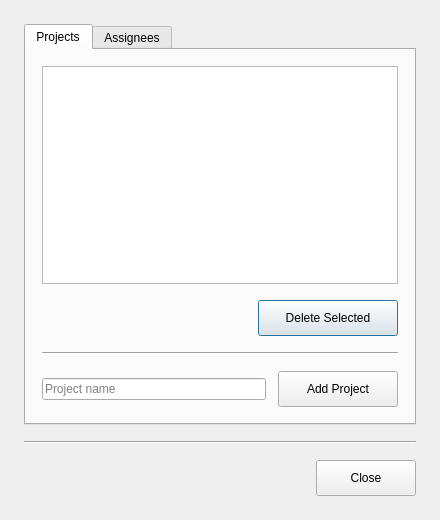
The window that stammdatenverwaltung.ui (Juanmut2003/docucheck) describes before a commit, drawn with Qt 5.
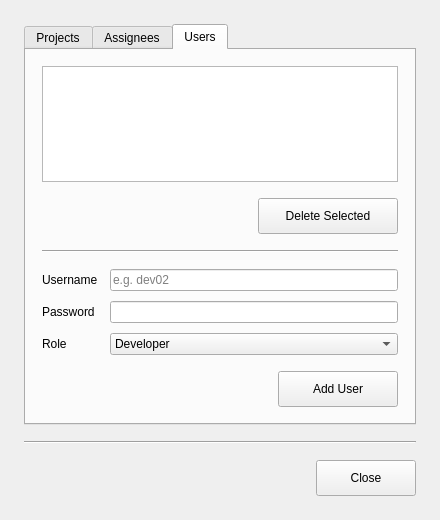
The same window after the commit. The open tabs and pages were chosen to show the change.

Patch:
```diff
--- a/stammdatenverwaltung.ui
+++ b/stammdatenverwaltung.ui
@@ -12,8 +12,8 @@
   </property>
   <property name="minimumSize">
    <size>
-    <width>400</width>
-    <height>480</height>
+    <width>440</width>
+    <height>500</height>
    </size>
   </property>
   <property name="windowTitle">
@@ -242,6 +242,181 @@
        </item>
       </layout>
      </widget>
+     <widget class="QWidget" name="tabUsers">
+      <attribute name="title">
+       <string>Users</string>
+      </attribute>
+      <layout class="QVBoxLayout" name="usersTabLayout">
+       <property name="spacing">
+        <number>16</number>
+       </property>
+       <property name="leftMargin">
+        <number>16</number>
+       </property>
+       <property name="topMargin">
+        <number>16</number>
+       </property>
+       <property name="rightMargin">
+        <number>16</number>
+       </property>
+       <property name="bottomMargin">
+        <number>16</number>
+       </property>
+       <item>
+        <widget class="QListWidget" name="listUsers"/>
+       </item>
+       <item>
+        <layout class="QHBoxLayout" name="deleteUsersRow">
+         <item>
+          <spacer name="deleteUsersSpacer">
+           <property name="orientation">
+            <enum>Qt::Orientation::Horizontal</enum>
+           </property>
+           <property name="sizeHint" stdset="0">
+            <size>
+             <width>40</width>
+             <height>20</height>
+            </size>
+           </property>
+          </spacer>
+         </item>
+         <item>
+          <widget class="QPushButton" name="pushButtonDeleteUsers">
+           <property name="minimumSize">
+            <size>
+             <width>140</width>
+             <height>36</height>
+            </size>
+           </property>
+           <property name="cursor">
+            <cursorShape>PointingHandCursor</cursorShape>
+           </property>
+           <property name="text">
+            <string>Delete Selected</string>
+           </property>
+           <property name="role" stdset="0">
+            <string>destructive</string>
+           </property>
+          </widget>
+         </item>
+        </layout>
+       </item>
+       <item>
+        <widget class="Line" name="dividerUsersMiddle">
+         <property name="orientation">
+          <enum>Qt::Orientation::Horizontal</enum>
+         </property>
+        </widget>
+       </item>
+       <item>
+        <layout class="QFormLayout" name="formAddUser">
+         <property name="fieldGrowthPolicy">
+          <enum>QFormLayout::FieldGrowthPolicy::AllNonFixedFieldsGrow</enum>
+         </property>
+         <property name="horizontalSpacing">
+          <number>12</number>
+         </property>
+         <property name="verticalSpacing">
+          <number>10</number>
+         </property>
+         <item row="0" column="0">
+          <widget class="QLabel" name="labelUserName">
+           <property name="text">
+            <string>Username</string>
+           </property>
+           <property name="role" stdset="0">
+            <string>field</string>
+           </property>
+          </widget>
+         </item>
+         <item row="0" column="1">
+          <widget class="QLineEdit" name="lineEditUserName">
+           <property name="placeholderText">
+            <string>e.g. dev02</string>
+           </property>
+          </widget>
+         </item>
+         <item row="1" column="0">
+          <widget class="QLabel" name="labelUserPassword">
+           <property name="text">
+            <string>Password</string>
+           </property>
+           <property name="role" stdset="0">
+            <string>field</string>
+           </property>
+          </widget>
+         </item>
+         <item row="1" column="1">
+          <widget class="QLineEdit" name="lineEditUserPassword">
+           <property name="echoMode">
+            <enum>QLineEdit::EchoMode::Password</enum>
+           </property>
+          </widget>
+         </item>
+         <item row="2" column="0">
+          <widget class="QLabel" name="labelUserRole">
+           <property name="text">
+            <string>Role</string>
+           </property>
+           <property name="role" stdset="0">
+            <string>field</string>
+           </property>
+          </widget>
+         </item>
+         <item row="2" column="1">
+          <widget class="QComboBox" name="comboUserRole">
+           <item>
+            <property name="text">
+             <string>Developer</string>
+            </property>
+           </item>
+           <item>
+            <property name="text">
+             <string>Admin</string>
+            </property>
+           </item>
+          </widget>
+         </item>
+        </layout>
+       </item>
+       <item>
+        <layout class="QHBoxLayout" name="addUserRow">
+         <item>
+          <spacer name="addUserSpacer">
+           <property name="orientation">
+            <enum>Qt::Orientation::Horizontal</enum>
+           </property>
+           <property name="sizeHint" stdset="0">
+            <size>
+             <width>40</width>
+             <height>20</height>
+            </size>
+           </property>
+          </spacer>
+         </item>
+         <item>
+          <widget class="QPushButton" name="pushButtonAddUser">
+           <property name="minimumSize">
+            <size>
+             <width>120</width>
+             <height>36</height>
+            </size>
+           </property>
+           <property name="cursor">
+            <cursorShape>PointingHandCursor</cursorShape>
+           </property>
+           <property name="text">
+            <string>Add User</string>
+           </property>
+           <property name="default">
+            <bool>true</bool>
+           </property>
+          </widget>
+         </item>
+        </layout>
+       </item>
+      </layout>
+     </widget>
     </widget>
    </item>
    <item>
```
Left out of the diff: 2 changed lines with no effect on the pictures.
